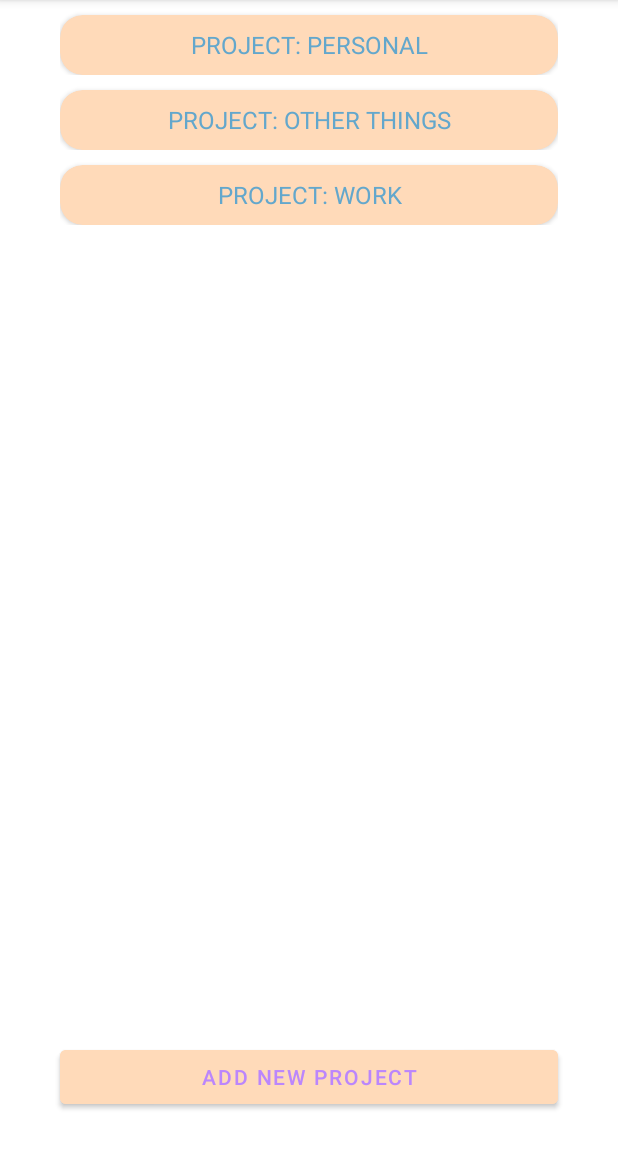
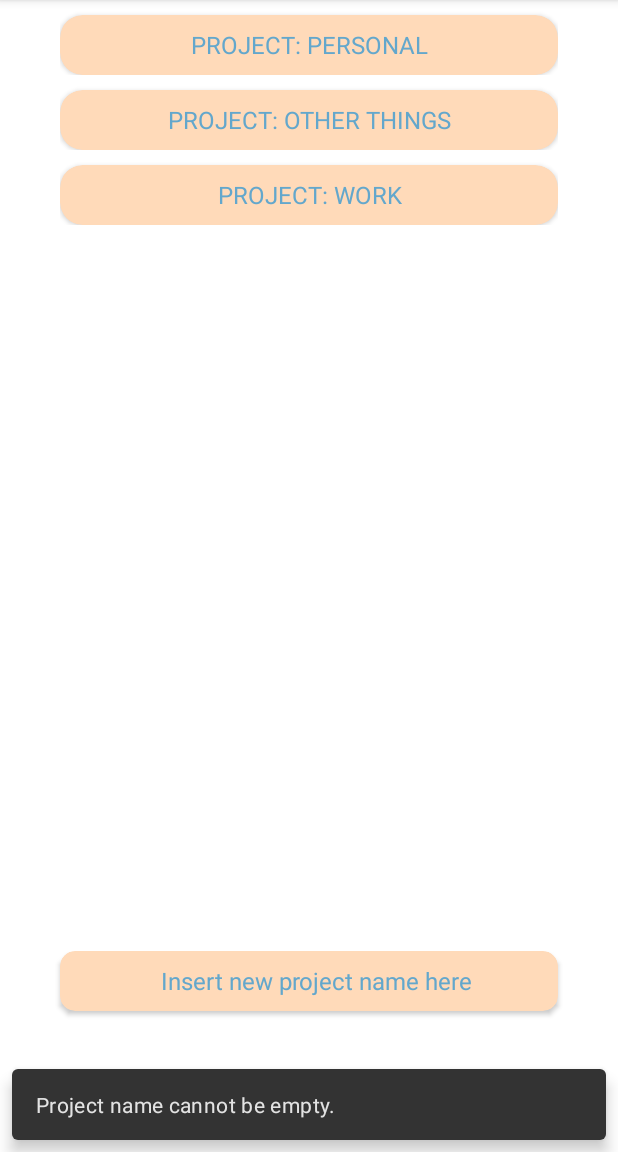
Before and after one commit to danydownload/BeProDuckTive, an Android app: the ProjectsFragment screen opened through its navigation route, after a tap on "ADD NEW PROJECT", on a phone screen of 412 x 824 dp, the part 84-1236 px from its top. Run offline under Robolectric (Android 15) with nearby library versions, the phone set to English and light mode, and no system bars; our stand-ins replace Dagger/Hilt's generated code, Room's generated code.

Commit message:
Add new Project

```diff
--- a/app/src/main/java/com/example/beproducktive/ui/projects/ProjectsFragment.kt
+++ b/app/src/main/java/com/example/beproducktive/ui/projects/ProjectsFragment.kt
@@ -6,13 +6,20 @@ import android.os.Looper
 import android.util.Log
 import android.view.View
 import android.widget.Toast
+import androidx.core.widget.addTextChangedListener
 import androidx.fragment.app.Fragment
+import androidx.fragment.app.setFragmentResult
 import androidx.fragment.app.viewModels
+import androidx.lifecycle.lifecycleScope
 import androidx.navigation.fragment.findNavController
+import androidx.recyclerview.widget.ItemTouchHelper
 import androidx.recyclerview.widget.LinearLayoutManager
 import com.example.beproducktive.R
 import com.example.beproducktive.databinding.FragmentProjectsBinding
+import com.example.beproducktive.utils.exhaustive
+import com.google.android.material.snackbar.Snackbar
 import dagger.hilt.android.AndroidEntryPoint
+import kotlinx.coroutines.flow.collect
 
 @AndroidEntryPoint
 class ProjectsFragment : Fragment(R.layout.fragment_projects) {
@@ -24,10 +31,14 @@ class ProjectsFragment : Fragment(R.layout.fragment_projects) {
 
         val binding = FragmentProjectsBinding.bind(view)
 
-        val projectAdapter = ProjectsAdapter(ProjectsAdapter.OnClickListener {project ->
+        val projectAdapter = ProjectsAdapter(ProjectsAdapter.OnClickListener { project ->
 //            Log.d("ONCLICK", "CLICKED PROJECT")
             Toast.makeText(requireContext(), project.projectName, Toast.LENGTH_SHORT).show()
-            findNavController().navigate(ProjectsFragmentDirections.actionProjectsFragmentToTasksFragment(project))
+            findNavController().navigate(
+                ProjectsFragmentDirections.actionProjectsFragmentToTasksFragment(
+                    project
+                )
+            )
 
         })
 
@@ -39,10 +50,36 @@ class ProjectsFragment : Fragment(R.layout.fragment_projects) {
                 setHasFixedSize(true)
             }
 
+            ItemTouchHelper(object : ItemTouchHelper.SimpleCallback(
+                0,
+                ItemTouchHelper.LEFT or ItemTouchHelper.RIGHT
+            ) {
+
+                override fun onMove(
+                    recyclerView: androidx.recyclerview.widget.RecyclerView,
+                    viewHolder: androidx.recyclerview.widget.RecyclerView.ViewHolder,
+                    target: androidx.recyclerview.widget.RecyclerView.ViewHolder
+                ): Boolean {
+                    return false
+                }
+
+                override fun onSwiped(
+                    viewHolder: androidx.recyclerview.widget.RecyclerView.ViewHolder,
+                    direction: Int
+                ) {
+                    val project = projectAdapter.currentList[viewHolder.adapterPosition]
+                    viewModel.onProjectSwiped(project)
+                }
+
+            }).attachToRecyclerView(recyclerViewProjects)
+
+
+            editNewProject.addTextChangedListener {
+                viewModel.projName = it.toString()
+            }
+
             buttonNewProject.setOnClickListener {
-//                findNavController().navigate(R.id.action_projectsFragment_to_addProjectFragment)
-//                val AddProjectFragment = AddProjectFragment()
-//                AddProjectFragment.show(requireActivity().supportFragmentManager, "AddProjectFragment")
+                viewModel.onClickNewProject(viewModel.projName)
             }
 
         }
@@ -51,5 +88,30 @@ class ProjectsFragment : Fragment(R.layout.fragment_projects) {
             projectAdapter.submitList(projectsList)
         }
 
+        viewLifecycleOwner.lifecycleScope.launchWhenStarted {
+            viewModel.addProjectEvent.collect { event ->
+                when (event) {
+                    is ProjectsViewModel.ProjectsEvent.AddProject -> {
+                        binding.editNewProject.clearFocus()
+                        // navigate to the same fragment with navcontroller to refresh the list
+                        val action = ProjectsFragmentDirections.actionProjectsFragmentSelf()
+                        findNavController().navigate(action)
+                        Snackbar.make(requireView(), "Project added", Snackbar.LENGTH_SHORT).show()
+                    }
+                    is ProjectsViewModel.ProjectsEvent.ShowInvalidInputMessage -> {
+                        binding.editNewProject.clearFocus()
+                        Snackbar.make(requireView(), event.msg, Snackbar.LENGTH_SHORT).show()
+                    }
+                    is ProjectsViewModel.ProjectsEvent.ShowUndoDeleteProjectMessage -> {
+                        Snackbar.make(requireView(), "Project deleted", Snackbar.LENGTH_LONG)
+                            .setAction("UNDO") {
+                                viewModel.onUndoDeleteClick(event.project)
+                            }.show()
+                    }
+                }.exhaustive
+            }
+
+        }
+
     }
 }
--- a/app/src/main/java/com/example/beproducktive/ui/projects/ProjectsViewModel.kt
+++ b/app/src/main/java/com/example/beproducktive/ui/projects/ProjectsViewModel.kt
@@ -8,8 +8,11 @@ import com.example.beproducktive.data.projects.ProjectRepository
 import com.example.beproducktive.data.tasks.Task
 import com.example.beproducktive.data.tasks.TaskDao
 import com.example.beproducktive.data.tasks.TaskPriority
+import com.example.beproducktive.ui.addedittasks.AddEditViewModel
 import dagger.hilt.android.lifecycle.HiltViewModel
+import kotlinx.coroutines.channels.Channel
 import kotlinx.coroutines.flow.first
+import kotlinx.coroutines.flow.receiveAsFlow
 import kotlinx.coroutines.launch
 import java.text.SimpleDateFormat
 import java.util.*
@@ -20,7 +23,46 @@ class ProjectsViewModel @Inject constructor(
     private val projectRepository: ProjectRepository
 ) : ViewModel() {
 
+    var projName: String = ""
     val projects = projectRepository.getProjects().asLiveData()
 
+    private val addProjectEventChannel = Channel<ProjectsEvent>()
+    val addProjectEvent = addProjectEventChannel.receiveAsFlow()
+
+
+    fun onClickNewProject(projectName: String) {
+        if (projectName.isBlank()) {
+            showInvalidInputMessage("Project name cannot be empty.")
+            return
+        }
+        addProject(projectName)
+    }
+
+    private fun addProject(projectName: String) = viewModelScope.launch {
+        val project = Project(projectName)
+        projectRepository.insert(project)
+        addProjectEventChannel.send(ProjectsEvent.AddProject(project))
+    }
+
+    private fun showInvalidInputMessage(text: String) = viewModelScope.launch {
+        addProjectEventChannel.send(ProjectsEvent.ShowInvalidInputMessage(text))
+    }
+
+    fun onProjectSwiped(project: Project) = viewModelScope.launch {
+        projectRepository.delete(project)
+        addProjectEventChannel.send(ProjectsEvent.ShowUndoDeleteProjectMessage(project))
+    }
+
+    fun onUndoDeleteClick(project: Project) = viewModelScope.launch {
+        projectRepository.insert(project)
+    }
+
+
+    sealed class ProjectsEvent {
+        data class AddProject(val project: Project) : ProjectsEvent()
+        data class ShowInvalidInputMessage(val msg: String) : ProjectsEvent()
+
+        data class ShowUndoDeleteProjectMessage(val project: Project) : ProjectsEvent()
+    }
 
 }
--- a/app/src/main/res/layout/fragment_projects.xml
+++ b/app/src/main/res/layout/fragment_projects.xml
@@ -12,19 +12,53 @@
         android:layout_height="match_parent"
         android:layout_marginStart="40dp"
         android:layout_marginEnd="40dp"
-        android:layout_marginBottom="100dp"
+        android:layout_marginBottom="150dp"
         app:layout_constraintBottom_toBottomOf="parent"
         app:layout_constraintEnd_toEndOf="parent"
         app:layout_constraintStart_toStartOf="parent"
         app:layout_constraintTop_toTopOf="parent"
         tools:listitem="@layout/item_project" />
 
+    <androidx.cardview.widget.CardView
+        android:id="@+id/card_view_title"
+        android:layout_width="match_parent"
+        android:layout_height="40dp"
+        android:layout_marginStart="40dp"
+        android:layout_marginEnd="40dp"
+        android:layout_marginBottom="20dp"
+        android:backgroundTint="@color/peach_puff"
+        app:cardCornerRadius="10dp"
+        app:layout_constraintBottom_toTopOf="@+id/button_new_project"
+        app:layout_constraintEnd_toEndOf="parent"
+        app:layout_constraintHorizontal_bias="1.0"
+        app:layout_constraintStart_toStartOf="parent"
+        app:layout_constraintTop_toBottomOf="@+id/recycler_view_projects">
+
+        <EditText
+            android:id="@+id/edit_new_project"
+            style="@style/Widget.AppCompat.EditText"
+            android:layout_width="match_parent"
+            android:layout_height="40dp"
+            android:layout_marginStart="10dp"
+            android:background="@null"
+            android:ellipsize="end"
+            android:gravity="center"
+            android:hint="Insert new project name here"
+            android:inputType="textMultiLine"
+            android:maxLength="36"
+            android:maxLines="1"
+            android:textColor="@color/blue_gray"
+            android:textColorHint="@color/blue_gray"
+            android:textSize="16sp" />
+
+    </androidx.cardview.widget.CardView>
+
+
     <Button
         android:id="@+id/button_new_project"
         android:layout_width="match_parent"
         android:layout_height="wrap_content"
         android:layout_marginStart="40dp"
-        android:layout_marginTop="10dp"
         android:layout_marginEnd="40dp"
         android:layout_marginBottom="10dp"
         android:backgroundTint="@color/peach_puff"
@@ -32,7 +66,6 @@
         android:textColor="@color/purple_200"
         app:layout_constraintBottom_toBottomOf="parent"
         app:layout_constraintEnd_toEndOf="parent"
-        app:layout_constraintStart_toStartOf="parent"
-        app:layout_constraintTop_toBottomOf="@id/recycler_view_projects" />
+        app:layout_constraintStart_toStartOf="parent" />
 
 </androidx.constraintlayout.widget.ConstraintLayout>
```
Also changed, not shown: app/src/main/res/layout/fragment_add_project.xml (deleted, +0 -19 lines).
